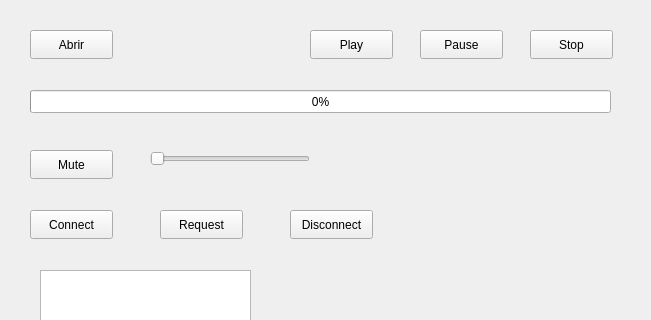
Above: spotifyUSFQ/widget.ui from Gabeinstein/Proyecto-Progra-2 before the change; both pictures show x 0 to 651 and y 0 to 320 of the 651 by 545 pixel window. Below: the same form after it.
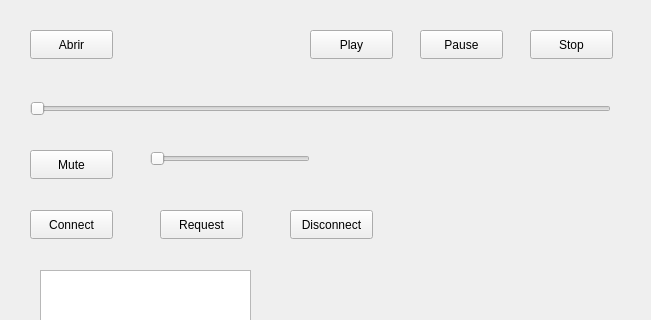
That is the form after the change.

The edit to the form file:
```diff
--- a/spotifyUSFQ/widget.ui
+++ b/spotifyUSFQ/widget.ui
@@ -91,19 +91,6 @@
     <enum>Qt::Horizontal</enum>
    </property>
   </widget>
-  <widget class="QProgressBar" name="avance">
-   <property name="geometry">
-    <rect>
-     <x>30</x>
-     <y>90</y>
-     <width>581</width>
-     <height>23</height>
-    </rect>
-   </property>
-   <property name="value">
-    <number>0</number>
-   </property>
-  </widget>
   <widget class="QPushButton" name="connect">
    <property name="geometry">
     <rect>
@@ -153,6 +140,19 @@
     <string>Disconnect</string>
    </property>
   </widget>
+  <widget class="QSlider" name="avance">
+   <property name="geometry">
+    <rect>
+     <x>30</x>
+     <y>100</y>
+     <width>581</width>
+     <height>18</height>
+    </rect>
+   </property>
+   <property name="orientation">
+    <enum>Qt::Horizontal</enum>
+   </property>
+  </widget>
  </widget>
  <resources/>
  <connections/>
```
Left out of the diff: 3 changed lines with no effect on the pictures.
